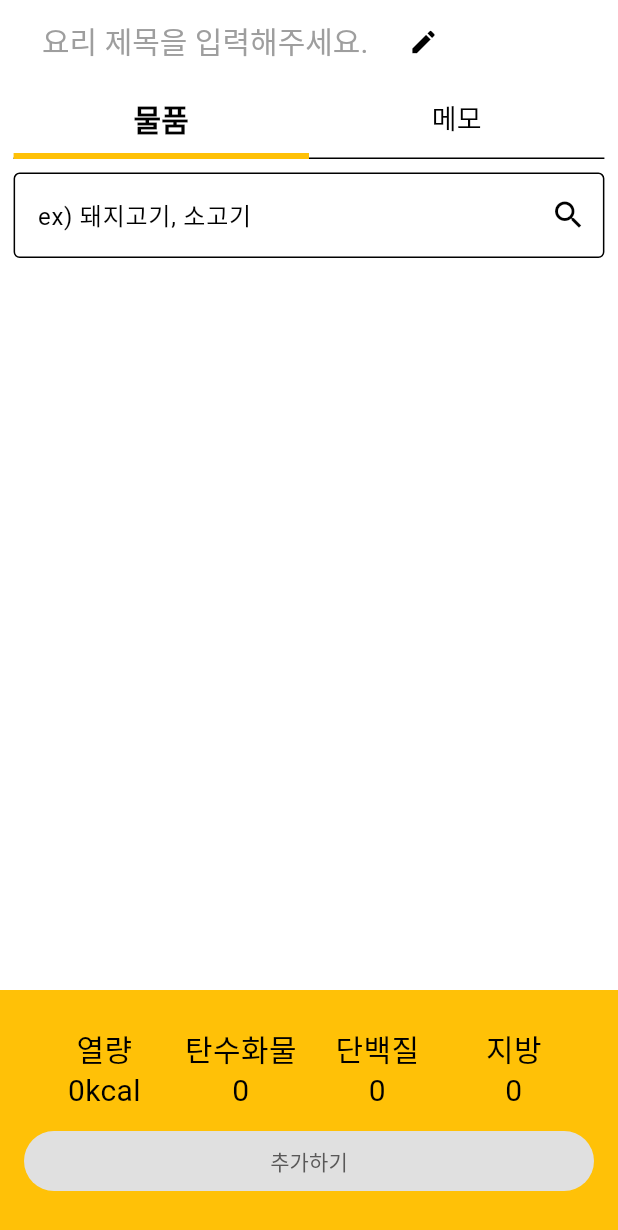
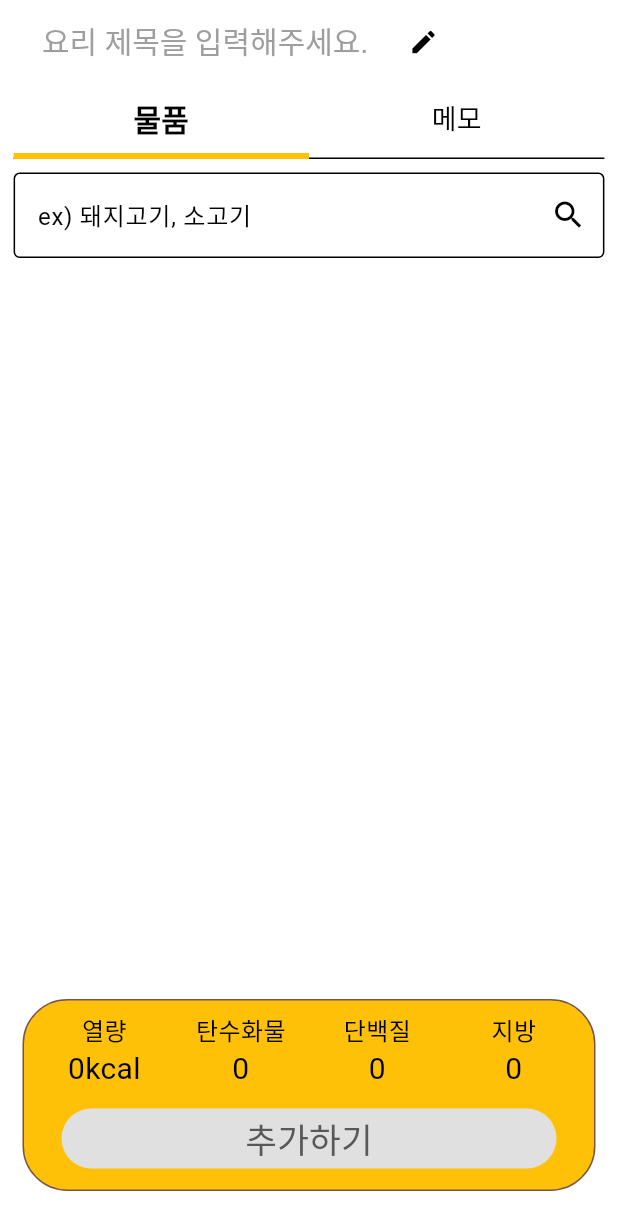
Before and after one commit to Mango-Fridge/Frontend, a Flutter app: the AddCookView screen opened by its route, on a phone screen of 412 x 824 dp. Shown: the top 1230 px of the screen. Run offline on Flutter 3.47's test engine with Material 3 defaults, Android fonts, the phone set to English and light mode, and no system bars; our stand-ins replace custom_sliding_segmented_control, dio, dropdown_button2, flutter_dotenv, flutter_riverpod, fluttertoast and 9 more; missing offline and left inert: kakao_flutter_sdk; accounts and stored records are empty; generated files the repository leaves out were written again; Roboto replaces fonts that are missing (Mainfonts).

Commit message:
[Task]: Cook - Add - 요리 추가 - 바텀 시트 변경하기 #168

```diff
--- a/lib/view/cook/sub_widget/add_cook_bottomSheet_widget.dart
+++ b/lib/view/cook/sub_widget/add_cook_bottomSheet_widget.dart
@@ -6,14 +6,12 @@ import 'package:mango/providers/add_cook_provider.dart';
 import 'package:mango/state/add_cook_state.dart';
 
 class AddCookBottomSheetWidget extends ConsumerWidget {
-  final TextEditingController memoController;
   final VoidCallback onAddPressed; // 추가하기 버튼 콜백
   final String cookName; // 요리 제목 추가
   final List<RefrigeratorItem>? itemListForCook; // 재료 리스트 추가
 
   const AddCookBottomSheetWidget({
     super.key,
-    required this.memoController,
     required this.onAddPressed,
     required this.cookName,
     required this.itemListForCook,
@@ -29,8 +27,12 @@ class AddCookBottomSheetWidget extends ConsumerWidget {
         cookName.trim().isNotEmpty && (itemListForCook?.isNotEmpty ?? false);
 
     return Container(
-      color: Colors.amber,
-      padding: const EdgeInsets.all(16.0),
+      decoration: BoxDecoration(
+        color: Colors.amber,
+        borderRadius: BorderRadius.circular(30), // 둥근 모서리 반경 설정
+        border: Border.all(color: Colors.brown, width: 1),
+      ),
+      margin: const EdgeInsets.only(left: 15, right: 15, bottom: 30),
       child: Column(
         mainAxisSize: MainAxisSize.min,
         children: <Widget>[
@@ -45,22 +47,16 @@ class AddCookBottomSheetWidget extends ConsumerWidget {
               mainAxisAlignment: MainAxisAlignment.spaceBetween,
               children: <Widget>[
                 Expanded(
-                  child: nutrientColumn(
-                    '열량',
-                    "${_addCookState?.totalKcal}kcal",
-                  ),
+                  child: nutrientColumn('열량', "${_addCookState.totalKcal}kcal"),
                 ),
                 Expanded(
-                  child: nutrientColumn('탄수화물', "${_addCookState?.totalCarb}"),
+                  child: nutrientColumn('탄수화물', "${_addCookState.totalCarb}"),
                 ),
                 Expanded(
-                  child: nutrientColumn(
-                    '단백질',
-                    "${_addCookState?.totalProtein}",
-                  ),
+                  child: nutrientColumn('단백질', "${_addCookState.totalProtein}"),
                 ),
                 Expanded(
-                  child: nutrientColumn('지방', "${_addCookState?.totalFat}"),
+                  child: nutrientColumn('지방', "${_addCookState.totalFat}"),
                 ),
               ],
             ),
@@ -68,6 +64,7 @@ class AddCookBottomSheetWidget extends ConsumerWidget {
 
           // 추가하기 버튼
           Container(
+            width: 330,
             padding: const EdgeInsets.only(bottom: 10),
             child: ElevatedButton(
               onPressed: isButtonEnabled ? onAddPressed : null, // 콜백 호출
@@ -79,6 +76,7 @@ class AddCookBottomSheetWidget extends ConsumerWidget {
               child: Text(
                 '추가하기',
                 style: TextStyle(
+                  fontSize: 23,
                   color:
                       isButtonEnabled
                           ? Colors.black
@@ -98,7 +96,7 @@ class AddCookBottomSheetWidget extends ConsumerWidget {
 Widget nutrientColumn(String label, String value) {
   return Column(
     children: <Widget>[
-      Text(label, style: const TextStyle(fontSize: 20)),
+      Text(label, style: const TextStyle(fontSize: 16)),
       Text(value, style: const TextStyle(fontSize: 20)),
     ],
   );
--- a/lib/view/cook/widget/add_cook_view.dart
+++ b/lib/view/cook/widget/add_cook_view.dart
@@ -224,7 +224,6 @@ class _AddCookViewState extends ConsumerState<AddCookView> {
                           ),
                           // 바텀: 열량/탄수화물/단백질/지방, 추가하기 버튼
                           AddCookBottomSheetWidget(
-                            memoController: _memoController,
                             onAddPressed: () async {
                               final String cookName = _cookNameController.text;
                               final String memo = _memoController.text;
--- a/lib/view/cook/widget/cook_view.dart
+++ b/lib/view/cook/widget/cook_view.dart
@@ -67,7 +67,8 @@ class _CookViewState extends ConsumerState<CookView> {
         child: Column(
           crossAxisAlignment: CrossAxisAlignment.start,
           children: [
-            if (_cookState?.cookList?.isNotEmpty ?? false) ...<Widget>{ // 요리가 없을때, 냉장고명 과 개수가 출력되지 않게 수정
+            if (_cookState?.cookList?.isNotEmpty ?? false) ...<Widget>{
+              // 요리가 없을때, 냉장고명 과 개수가 출력되지 않게 수정
               Container(
                 margin: EdgeInsets.symmetric(
                   vertical: 4,
@@ -189,7 +190,9 @@ class _CookViewState extends ConsumerState<CookView> {
                           overflow: TextOverflow.ellipsis,
                         ),
                         Text(
-                          '${cook.cookItems!.first.cookItemName} 외 ${cook.cookItems!.length - 1}개의 재료',
+                          cook.cookItems!.length > 1
+                              ? '${cook.cookItems?.first.cookItemName} 외 ${(cook.cookItems?.length ?? 0) - 1}개의 재료'
+                              : '${cook.cookItems?.first.cookItemName}',
                         ),
                       ],
                     ),
```
